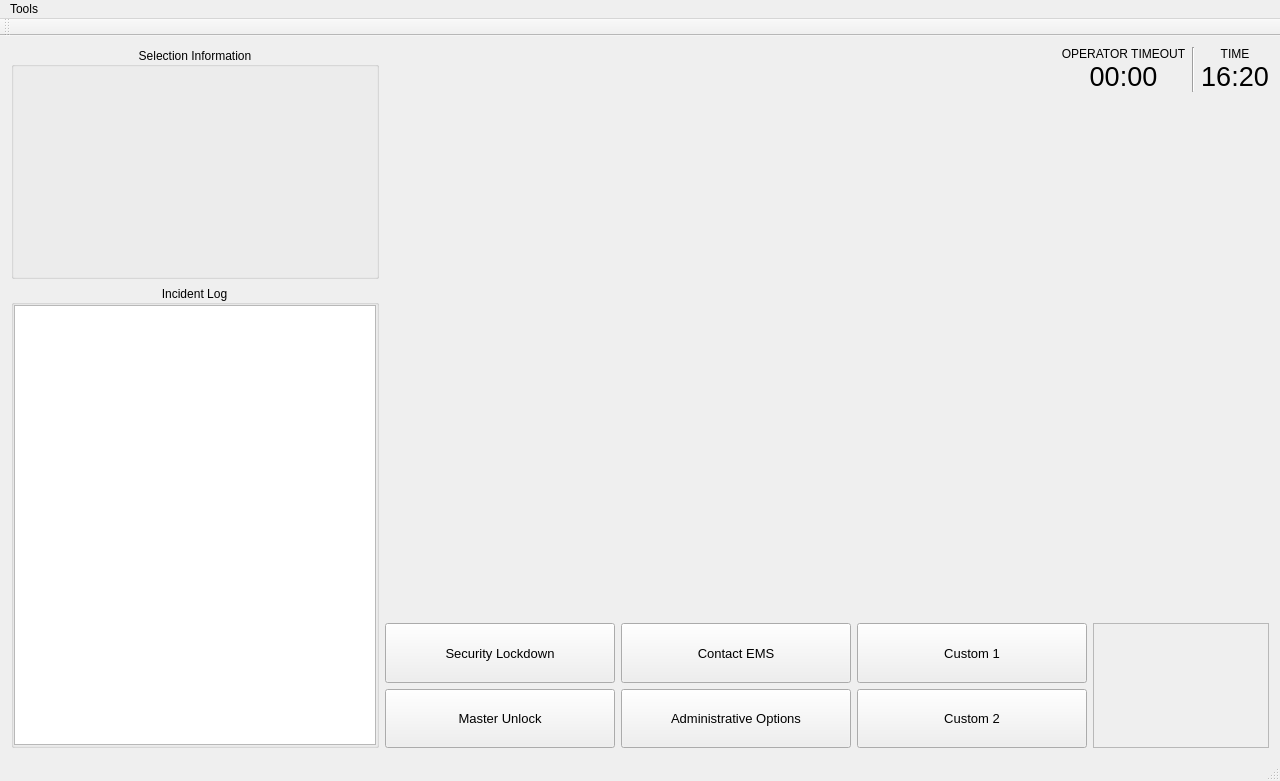
First picture: the form in project/mainwindow.ui, repository NicRSkinner/CSci463-Proj, before the edit.
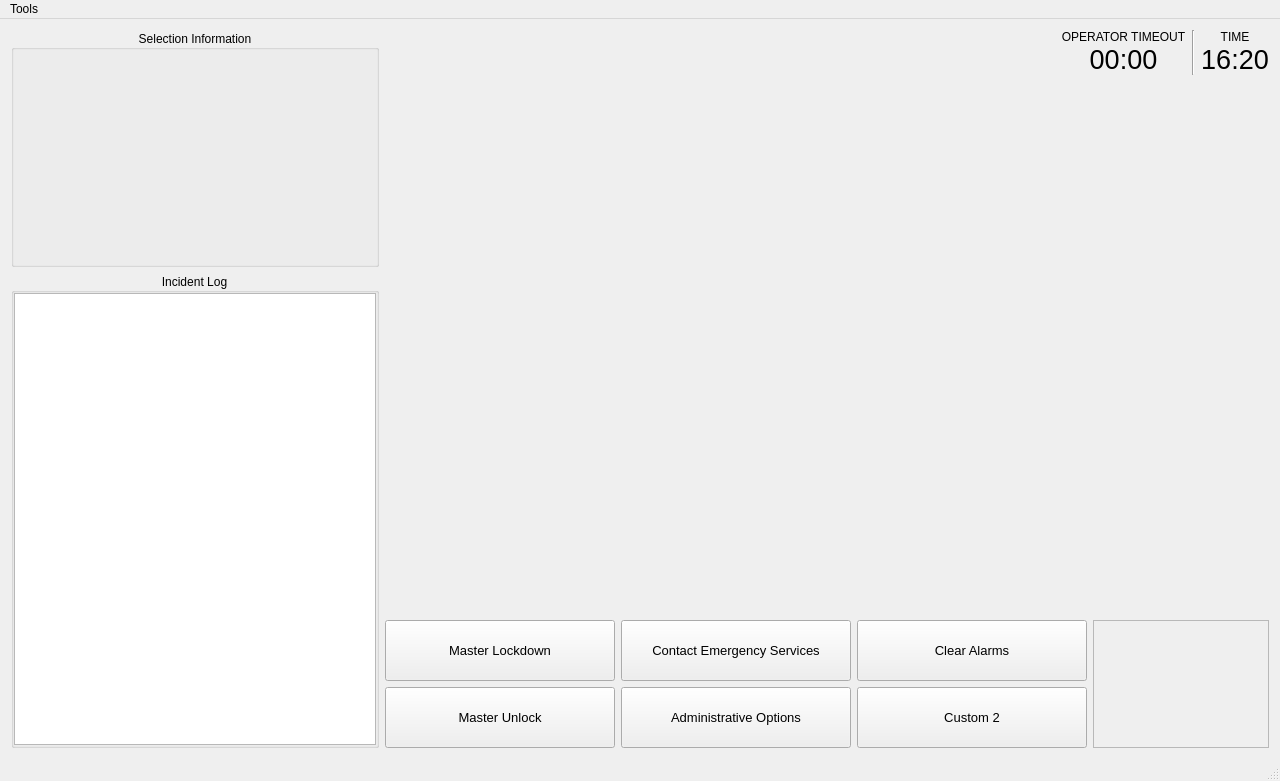
Second picture: the form after the edit.

```diff
--- a/project/mainwindow.ui
+++ b/project/mainwindow.ui
@@ -10,10 +10,28 @@
     <height>781</height>
    </rect>
   </property>
+  <property name="sizePolicy">
+   <sizepolicy hsizetype="Preferred" vsizetype="Preferred">
+    <horstretch>0</horstretch>
+    <verstretch>0</verstretch>
+   </sizepolicy>
+  </property>
   <property name="minimumSize">
    <size>
-    <width>640</width>
-    <height>512</height>
+    <width>1280</width>
+    <height>720</height>
+   </size>
+  </property>
+  <property name="maximumSize">
+   <size>
+    <width>1920</width>
+    <height>1080</height>
+   </size>
+  </property>
+  <property name="baseSize">
+   <size>
+    <width>1280</width>
+    <height>720</height>
    </size>
   </property>
   <property name="windowTitle">
@@ -236,7 +254,7 @@
                </font>
               </property>
               <property name="text">
-               <string>Contact EMS</string>
+               <string>Contact Emergency Services</string>
               </property>
              </widget>
             </item>
@@ -254,7 +272,7 @@
                </font>
               </property>
               <property name="text">
-               <string>Custom 1</string>
+               <string>Clear Alarms</string>
               </property>
              </widget>
             </item>
@@ -290,7 +308,7 @@
                </font>
               </property>
               <property name="text">
-               <string>Security Lockdown</string>
+               <string>Master Lockdown</string>
               </property>
              </widget>
             </item>
@@ -331,14 +349,6 @@
    </widget>
    <addaction name="menuTools"/>
   </widget>
-  <widget class="QToolBar" name="mainToolBar">
-   <attribute name="toolBarArea">
-    <enum>TopToolBarArea</enum>
-   </attribute>
-   <attribute name="toolBarBreak">
-    <bool>false</bool>
-   </attribute>
-  </widget>
   <widget class="QStatusBar" name="statusBar"/>
   <action name="actionSystem_Test_GUI">
    <property name="text">
```
Left out of the diff: 2 changed lines with no effect on the pictures.
